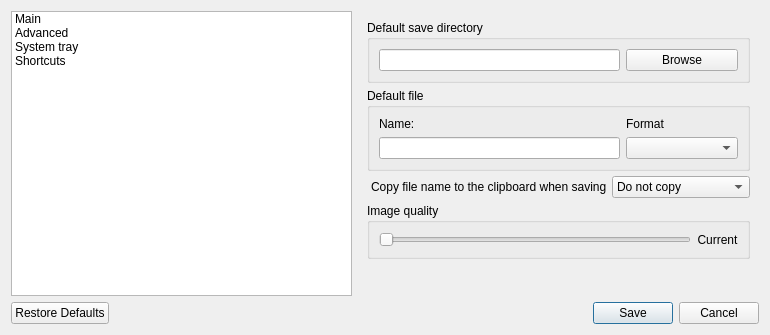
Above: src/core/ui/configwidget.ui from lxqt/screengrab before the change. Below: the same form after it.
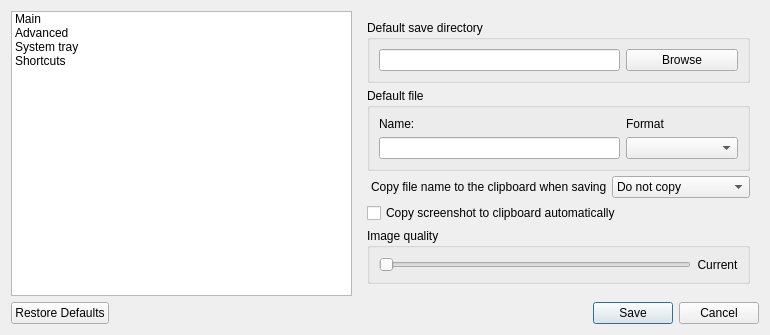
That is the form after the change. Custom widgets are drawn as their Qt base class.

Commit message: Add automatic copying of screenshots to clipboard

The edit to the form file:
```diff
--- a/src/core/ui/configwidget.ui
+++ b/src/core/ui/configwidget.ui
@@ -197,6 +197,17 @@
            </item>
           </layout>
          </item>
+         <item>
+          <widget class="QCheckBox" name="checkAutoCopy">
+           <property name="toolTip">
+            <string>Copy the screenshot to the clipboard automatically after capturing.
+Note: the clipboard content may be lost when ScreenGrab quits unless a clipboard manager is running.</string>
+           </property>
+           <property name="text">
+            <string>Copy screenshot to clipboard automatically</string>
+           </property>
+          </widget>
+         </item>
          <item>
           <widget class="QGroupBox" name="groupQuality">
            <property name="title">
```
The commit also changes 6 other files.
